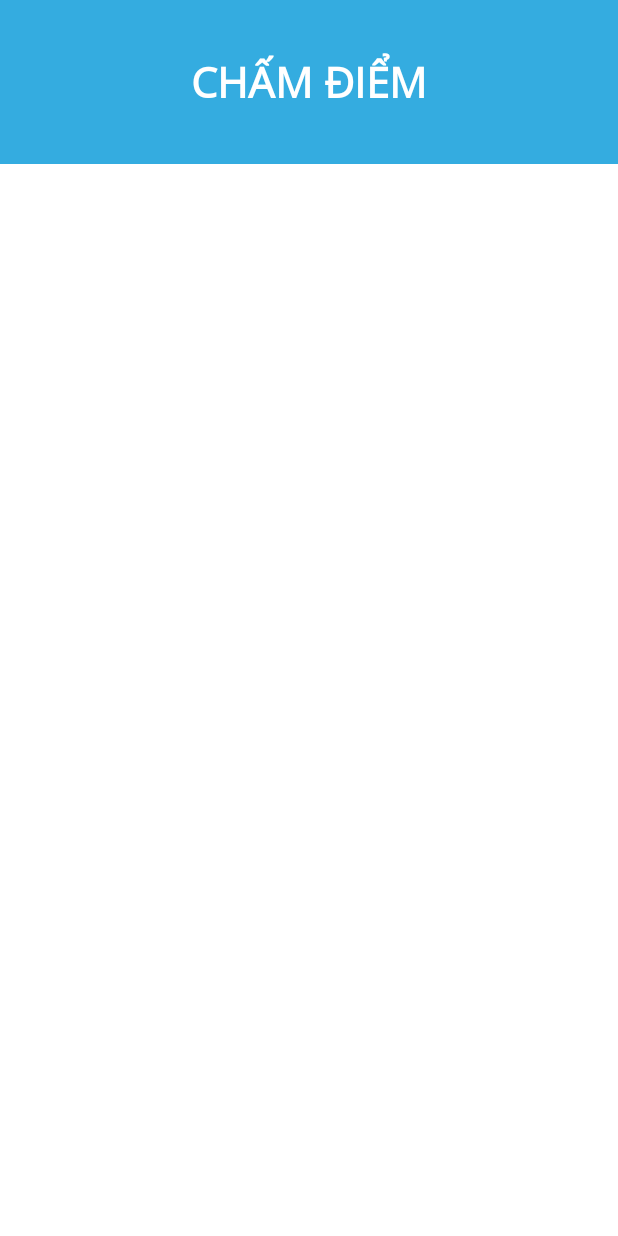
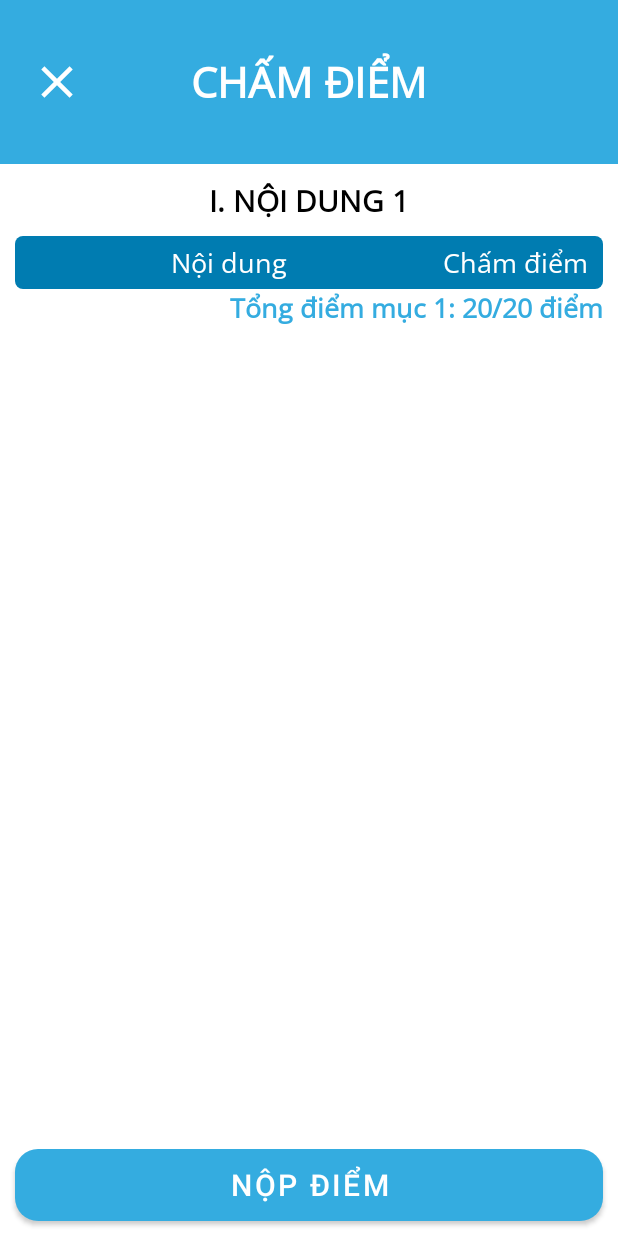
Before and after one commit to nguyenson257/AppDiemRenLuyen, an Android app: the ChamDiem screen opened directly, with no data from a screen before it, on a phone screen of 412 x 824 dp. Run offline under Robolectric (Android 15) with nearby library versions, the phone set to English and light mode, and no system bars.

Commit message:
Son up giao dien

```diff
--- a/app/src/main/AndroidManifest.xml
+++ b/app/src/main/AndroidManifest.xml
@@ -9,6 +9,12 @@
         android:roundIcon="@mipmap/ic_launcher_round"
         android:supportsRtl="true"
         android:theme="@style/Theme.DiemRenLuyen">
+        <activity
+            android:name=".DoiMatKhau"
+            android:exported="true" />
+        <activity
+            android:name=".XacNhanChamDiem"
+            android:exported="true" />
         <activity
             android:name=".ChinhSuaThongTin"
             android:exported="true" />
--- /dev/null
+++ b/app/src/main/res/drawable/back_cornner.xml
@@ -0,0 +1,5 @@
+<?xml version="1.0" encoding="utf-8"?>
+<shape xmlns:android="http://schemas.android.com/apk/res/android">
+<solid android:color="@color/xanhdam"/>
+    <corners android:radius="5dp"/>
+</shape>
--- /dev/null
+++ b/app/src/main/res/drawable/ic_baseline_close_24.xml
@@ -0,0 +1,10 @@
+<vector xmlns:android="http://schemas.android.com/apk/res/android"
+    android:width="24dp"
+    android:height="24dp"
+    android:viewportWidth="24"
+    android:viewportHeight="24"
+    android:tint="@color/white">
+  <path
+      android:fillColor="@android:color/white"
+      android:pathData="M19,6.41L17.59,5 12,10.59 6.41,5 5,6.41 10.59,12 5,17.59 6.41,19 12,13.41 17.59,19 19,17.59 13.41,12z"/>
+</vector>
--- a/app/src/main/res/layout/activity_cham_diem.xml
+++ b/app/src/main/res/layout/activity_cham_diem.xml
@@ -13,6 +13,12 @@
         android:gravity="center"
         android:paddingTop="35dp"
         android:paddingBottom="35dp">
+        <ImageView
+            android:layout_width="36dp"
+            android:layout_height="36dp"
+            android:layout_marginLeft="20dp"
+            android:src="@drawable/ic_baseline_close_24"
+            android:layout_centerVertical="true"/>
 
         <TextView
             android:layout_width="match_parent"
@@ -21,10 +27,104 @@
             android:fontFamily="@font/opensans"
             android:gravity="center_horizontal"
             android:text="CHẤM ĐIỂM"
+            android:textColor="@color/white"
             android:textSize="28dp"
-            android:textStyle="bold"
-            android:textColor="@color/white"/>
+            android:textStyle="bold" />
 
     </RelativeLayout>
 
+    <ScrollView
+        android:layout_width="match_parent"
+        android:layout_height="match_parent"
+        android:layout_below="@id/header_search"
+        android:layout_above="@+id/btn_nopdiem">
+
+        <LinearLayout
+            android:layout_width="match_parent"
+            android:layout_height="wrap_content"
+            android:orientation="vertical" >
+            <LinearLayout
+                android:layout_width="match_parent"
+                android:layout_height="wrap_content"
+                android:orientation="vertical" >
+
+                <TextView
+                    android:layout_width="match_parent"
+                    android:layout_height="wrap_content"
+                    android:layout_marginTop="10dp"
+                    android:layout_marginBottom="10dp"
+                    android:fontFamily="@font/opensans"
+                    android:gravity="center"
+                    android:text="I. NỘI DUNG 1"
+                    android:textAllCaps="true"
+                    android:textColor="@color/black"
+                    android:textSize="20sp"
+                    android:textStyle="bold" />
+
+                <RelativeLayout
+                    android:layout_width="match_parent"
+                    android:layout_height="match_parent"
+                    android:background="@drawable/back_cornner"
+                    android:layout_marginLeft="10dp"
+                    android:layout_marginRight="10dp"
+                    android:paddingBottom="5dp"
+                    android:paddingTop="5dp">
+
+                    <TextView
+                        android:id="@+id/noidung"
+                        android:layout_width="match_parent"
+                        android:layout_height="wrap_content"
+                        android:layout_alignParentStart="true"
+                        android:layout_marginLeft="10dp"
+                        android:layout_toLeftOf="@id/chamdiem"
+                        android:fontFamily="@font/opensans"
+                        android:gravity="center"
+                        android:text="Nội dung"
+                        android:textColor="@color/white"
+                        android:textSize="18dp" />
+
+                    <TextView
+                        android:id="@+id/chamdiem"
+                        android:layout_width="wrap_content"
+                        android:layout_height="wrap_content"
+                        android:layout_alignParentEnd="true"
+                        android:layout_marginLeft="10dp"
+                        android:layout_marginRight="10dp"
+                        android:fontFamily="@font/opensans"
+                        android:text="Chấm điểm"
+                        android:textColor="@color/white"
+                        android:textSize="18dp" />
+
+                </RelativeLayout>
+
+                <androidx.recyclerview.widget.RecyclerView
+                    android:layout_width="match_parent"
+                    android:layout_height="match_parent"/>
+
+                <TextView
+                    android:layout_width="match_parent"
+                    android:layout_height="wrap_content"
+                    android:textColor="@color/xanhduong"
+                    android:fontFamily="@font/opensans"
+                    android:textStyle="bold"
+                    android:gravity="right"
+                    android:textSize="18sp"
+                    android:layout_marginRight="10dp"
+                    android:text="Tổng điểm mục 1: 20/20 điểm"/>
+            </LinearLayout>
+
+
+
+        </LinearLayout>
+    </ScrollView>
+    <Button
+        android:id="@+id/btn_nopdiem"
+        android:layout_width="match_parent"
+        android:layout_height="wrap_content"
+        android:text="NỘP ĐIỂM"
+        android:background="@drawable/button_back"
+        android:textSize="20sp"
+        android:layout_alignParentBottom="true"
+        android:layout_margin="10dp"/>
+
 </RelativeLayout>
--- a/app/src/main/res/values/colors.xml
+++ b/app/src/main/res/values/colors.xml
@@ -9,6 +9,7 @@
     <color name="white">#FFFFFFFF</color>
     <color name="xanhduong">#34ACE0</color>
     <color name="xanhnhat">#98DBF8</color>
+    <color name="xanhdam">#007CB1</color>
     <color name="xam">#c4c4c4</color>
     <color name="cam">#fa8231</color>
 </resources>
```
Also changed, not shown: app/src/main/java/com/example/diemrenluyen/DoiMatKhau.java (added, +14 -0 lines), app/src/main/java/com/example/diemrenluyen/XacNhanChamDiem.java (added, +14 -0 lines), app/src/main/res/layout/activity_doi_mat_khau.xml (added, +229 -0 lines), app/src/main/res/layout/activity_xac_nhan_cham_diem.xml (added, +45 -0 lines), app/src/main/res/layout/holder_danhsach_muccham.xml (added, +56 -0 lines), app/src/main/res/drawable/img_icon_minus.png (added), app/src/main/res/drawable/img_icon_plus.png (added).
